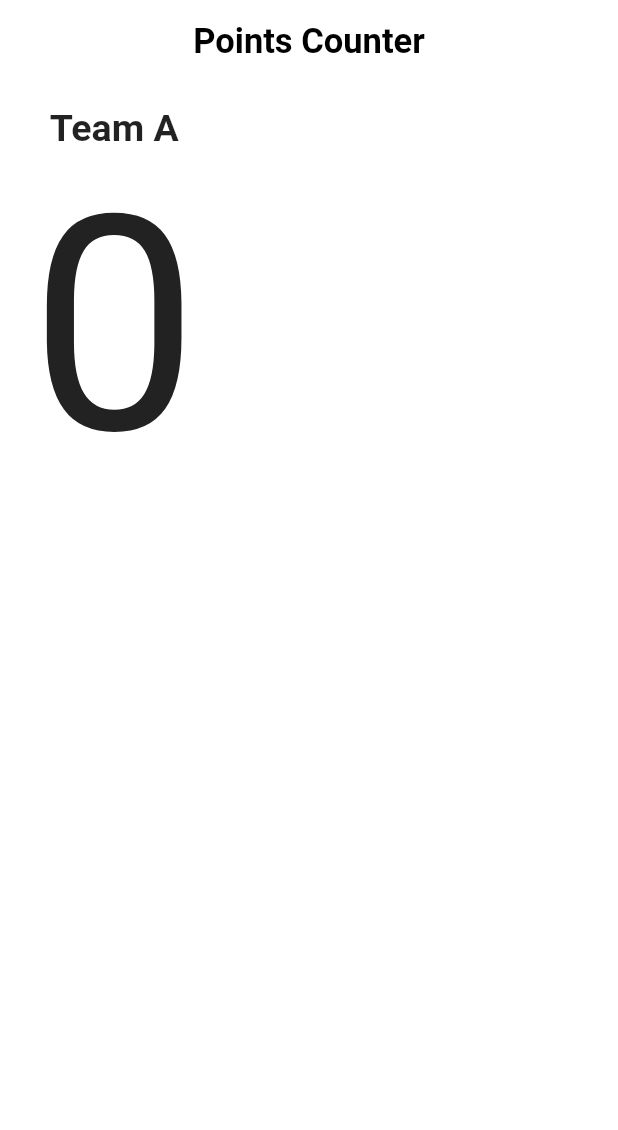
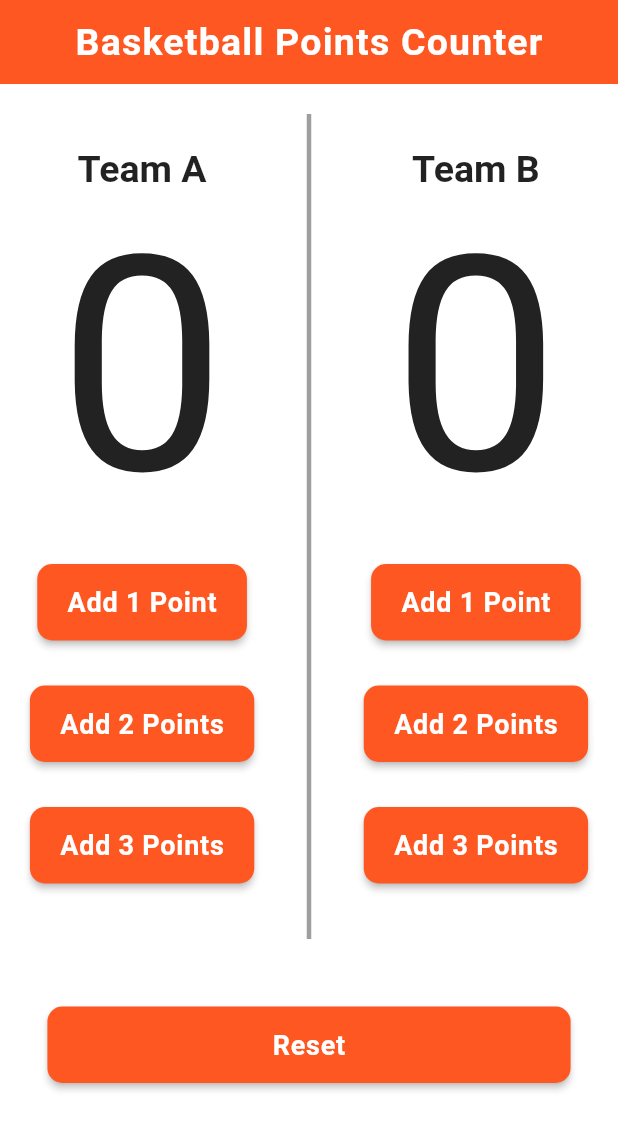
Before and after one commit to ahmedghaly15/Basketball-Points-Counter-App, a Flutter app: the screen it shows after launch, on a phone screen of 412 x 824 dp. Shown: the top 1130 px of the screen. Run offline on Flutter 3.47's test engine with Material 2 defaults, Android fonts, the phone set to English and light mode, and no system bars; our stand-ins replace flutter_bloc.

Commit message:
Finished project files

```diff
--- a/lib/cubit/cubit.dart
+++ b/lib/cubit/cubit.dart
@@ -1,8 +1,44 @@
 import 'package:flutter_bloc/flutter_bloc.dart';
 import 'package:points_counter_app/cubit/states.dart';
 
-class PointsCounterAppCubit extends Cubit {
+class PointsCounterAppCubit extends Cubit<PointsCounterAppStates> {
   PointsCounterAppCubit() : super(PointsCounterAppInitialState());
 
   static PointsCounterAppCubit getObject(context) => BlocProvider.of(context);
+
+  int teamACounter = 0;
+  int teamBCounter = 0;
+
+  void increaseOnePoint({required String teamName}) {
+    if (teamName == "Team A") {
+      teamACounter += 1;
+    } else {
+      teamBCounter += 1;
+    }
+    emit(IncreaseOnePointSuccessState());
+  }
+
+  void increaseTwoPoints({required String teamName}) {
+    if (teamName == "Team A") {
+      teamACounter += 2;
+    } else {
+      teamBCounter += 2;
+    }
+    emit(IncreaseTwoPointsSuccessState());
+  }
+
+  void increaseThreePoints({required String teamName}) {
+    if (teamName == "Team A") {
+      teamACounter += 3;
+    } else {
+      teamBCounter += 3;
+    }
+    emit(IncreaseThreePointsSuccessState());
+  }
+
+  void resetAllPoints() {
+    teamACounter = 0;
+    teamBCounter = 0;
+    emit(ResetAllPointsSuccessState());
+  }
 }
--- a/lib/cubit/states.dart
+++ b/lib/cubit/states.dart
@@ -1,3 +1,11 @@
 abstract class PointsCounterAppStates {}
 
 class PointsCounterAppInitialState extends PointsCounterAppStates {}
+
+class IncreaseOnePointSuccessState extends PointsCounterAppStates {}
+
+class IncreaseTwoPointsSuccessState extends PointsCounterAppStates {}
+
+class IncreaseThreePointsSuccessState extends PointsCounterAppStates {}
+
+class ResetAllPointsSuccessState extends PointsCounterAppStates {}
--- a/lib/home_screen.dart
+++ b/lib/home_screen.dart
@@ -1,55 +1,128 @@
 import 'package:flutter/material.dart';
+import 'package:flutter_bloc/flutter_bloc.dart';
+import '/cubit/cubit.dart';
+import '/cubit/states.dart';
+import '/widgets/my_button.dart';
 
 class HomeScreen extends StatelessWidget {
   const HomeScreen({super.key});
 
   @override
   Widget build(BuildContext context) {
+    return BlocProvider(
+      create: (context) => PointsCounterAppCubit(),
+      child: BlocConsumer<PointsCounterAppCubit, PointsCounterAppStates>(
+        listener: (context, state) {},
+        builder: (context, state) {
+          PointsCounterAppCubit cubit =
+              PointsCounterAppCubit.getObject(context);
           return Scaffold(
             backgroundColor: Colors.white,
             appBar: AppBar(
-        title: const Text("Points Counter"),
+              title: const Text("Basketball Points Counter"),
               titleTextStyle: const TextStyle(
-          fontSize: 23,
+                fontSize: 25,
                 fontWeight: FontWeight.bold,
-          color: Colors.black,
+                color: Colors.white,
+                letterSpacing: 0.8,
               ),
               centerTitle: true,
               elevation: 0,
-        backgroundColor: Colors.white,
+              backgroundColor: Colors.deepOrange,
             ),
             body: Padding(
               padding: const EdgeInsets.symmetric(
-          vertical: 15,
-          horizontal: 20,
+                vertical: 20,
+                horizontal: 15,
               ),
               child: Column(
+                crossAxisAlignment: CrossAxisAlignment.center,
                 children: <Widget>[
                   Row(
+                    mainAxisAlignment: MainAxisAlignment.center,
                     children: <Widget>[
-                Column(
-                  children: const <Widget>[
+                      teamBuilder(
+                        teamName: "Team A",
+                        teamPointsCounter: cubit.teamACounter,
+                        onePointButtonFunc: () {
+                          cubit.increaseOnePoint(teamName: "Team A");
+                        },
+                        twoPointsButtonFunc: () {
+                          cubit.increaseTwoPoints(teamName: "Team A");
+                        },
+                        threePointsButtonFunc: () {
+                          cubit.increaseThreePoints(teamName: "Team A");
+                        },
+                      ),
+                      Padding(
+                        padding: const EdgeInsets.symmetric(horizontal: 35),
+                        child: Container(
+                          width: 3,
+                          height: 550,
+                          decoration: const BoxDecoration(
+                            color: Colors.black38,
+                          ),
+                        ),
+                      ),
+                      teamBuilder(
+                        teamName: "Team B",
+                        teamPointsCounter: cubit.teamBCounter,
+                        onePointButtonFunc: () {
+                          cubit.increaseOnePoint(teamName: "Team B");
+                        },
+                        twoPointsButtonFunc: () {
+                          cubit.increaseTwoPoints(teamName: "Team B");
+                        },
+                        threePointsButtonFunc: () {
+                          cubit.increaseThreePoints(teamName: "Team B");
+                        },
+                      ),
+                    ],
+                  ),
+                  const SizedBox(height: 30),
+                  MyButton(
+                    buttonText: "Reset",
+                    onPressed: () {
+                      cubit.resetAllPoints();
+                    },
+                    width: 150,
+                  ),
+                ],
+              ),
+            ),
+          );
+        },
+      ),
+    );
+  }
+
+  Widget teamBuilder({
+    required String teamName,
+    required int teamPointsCounter,
+    required void Function()? onePointButtonFunc,
+    required void Function()? twoPointsButtonFunc,
+    required void Function()? threePointsButtonFunc,
+  }) {
+    return Column(
+      children: <Widget>[
         Text(
-                      "Team A",
-                      style: TextStyle(
+          teamName,
+          style: const TextStyle(
             fontSize: 25,
             fontWeight: FontWeight.bold,
           ),
         ),
         Text(
-                      "0",
-                      style: TextStyle(
+          "$teamPointsCounter",
+          style: const TextStyle(
             fontSize: 200,
             fontWeight: FontWeight.w400,
           ),
         ),
+        MyButton(buttonText: "Add 1 Point", onPressed: onePointButtonFunc),
+        MyButton(buttonText: "Add 2 Points", onPressed: twoPointsButtonFunc),
+        MyButton(buttonText: "Add 3 Points", onPressed: threePointsButtonFunc),
       ],
-                ),
-              ],
-            ),
-          ],
-        ),
-      ),
     );
   }
 }
--- a/lib/main.dart
+++ b/lib/main.dart
@@ -1,5 +1,5 @@
 import 'package:flutter/material.dart';
-import 'package:points_counter_app/home_screen.dart';
+import '/home_screen.dart';
 
 void main() {
   runApp(const PointsCounterApp());
--- a/lib/widgets/my_button.dart
+++ b/lib/widgets/my_button.dart
@@ -0,0 +1,51 @@
+import 'package:flutter/material.dart';
+
+class MyButton extends StatelessWidget {
+  final String buttonText;
+  final double height;
+  final double width;
+  final void Function()? onPressed;
+  final TextStyle? textStyle;
+
+  const MyButton({
+    super.key,
+    required this.buttonText,
+    required this.onPressed,
+    this.height = 15,
+    this.width = 20,
+    this.textStyle = const TextStyle(
+      fontSize: 18,
+      fontWeight: FontWeight.bold,
+      letterSpacing: 0.5,
+      color: Colors.white,
+    ),
+  });
+
+  @override
+  Widget build(BuildContext context) {
+    return Padding(
+      padding: const EdgeInsets.symmetric(vertical: 15),
+      child: ElevatedButton(
+        onPressed: onPressed,
+        style: ButtonStyle(
+          padding: MaterialStateProperty.all(
+            EdgeInsets.symmetric(
+              horizontal: width,
+              vertical: height,
+            ),
+          ),
+          backgroundColor: MaterialStateProperty.all(Colors.deepOrange),
+          shape: MaterialStateProperty.all(
+            RoundedRectangleBorder(
+              borderRadius: BorderRadius.circular(10),
+            ),
+          ),
+        ),
+        child: Text(
+          buttonText,
+          style: textStyle,
+        ),
+      ),
+    );
+  }
+}
```
Lines whose indentation alone changed are shown as unchanged.
